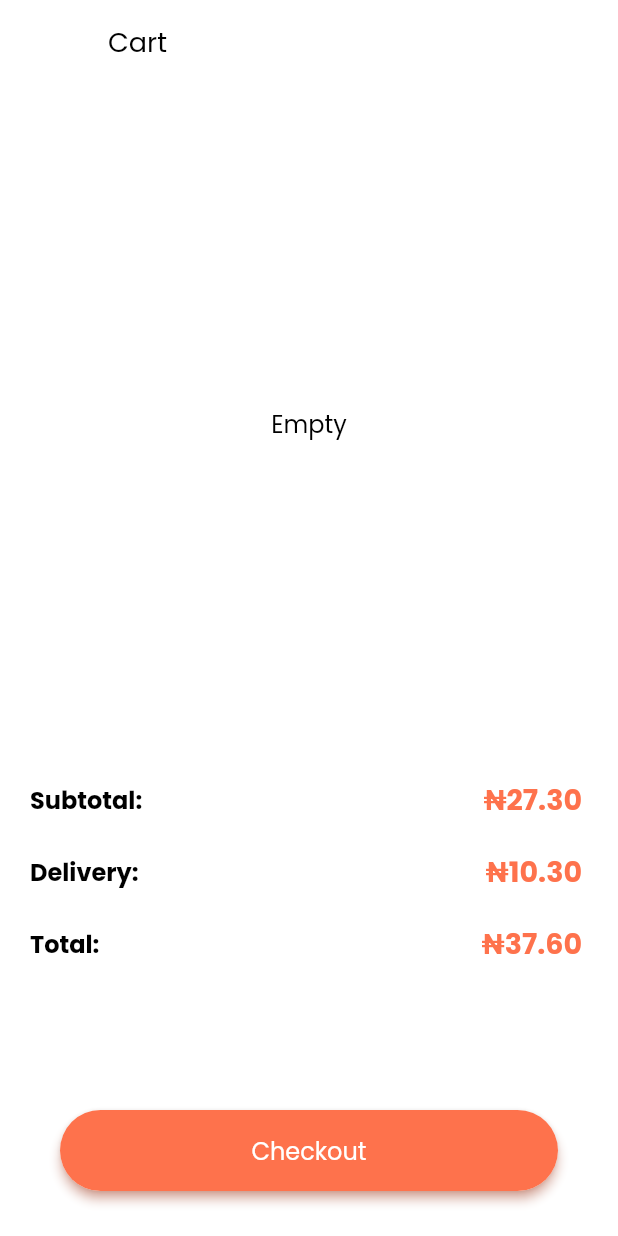
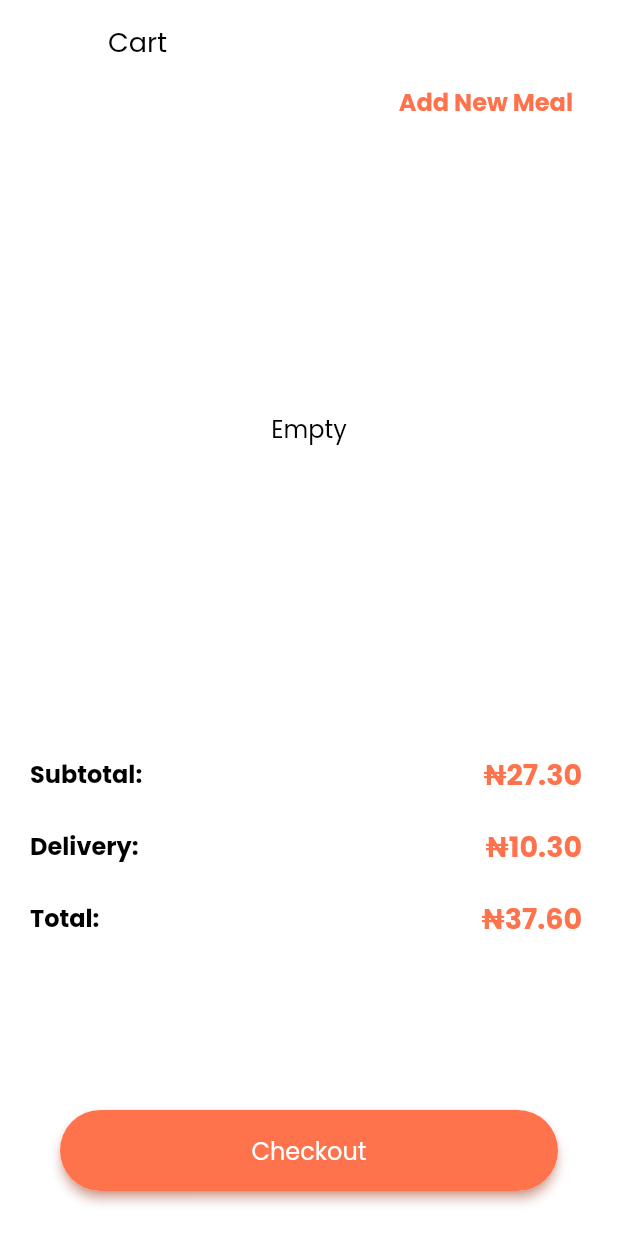
Before and after one commit to thenaijadev/ven3, a Flutter app: the CartScreen screen opened by its route, on a phone screen of 412 x 824 dp. Run offline on Flutter 3.47's test engine with Material 2 defaults, Android fonts, the phone set to English and light mode, and no system bars; our stand-ins replace bloc, dartz, dio, equatable, flutter_bloc, flutter_spinkit and 3 more; missing offline and left inert: flutter_appauth; accounts and stored records are empty.

Commit message:
Cart in progress

```diff
--- a/lib/features/cart/presentation/screens/cart_screen.dart
+++ b/lib/features/cart/presentation/screens/cart_screen.dart
@@ -4,6 +4,7 @@ import 'package:the_food_hub_nsk_nig/config/router/routes.dart';
 import 'package:the_food_hub_nsk_nig/core/widgets/text_widget.dart';
 import 'package:the_food_hub_nsk_nig/features/auth/presentation/widgets/home/auth_button.dart';
 import 'package:the_food_hub_nsk_nig/features/cart/bloc/cart_bloc.dart';
+import 'package:the_food_hub_nsk_nig/features/cart/presentation/widgets/add_new_meal.dart';
 import 'package:the_food_hub_nsk_nig/features/cart/presentation/widgets/cart_item_widget.dart';
 import 'package:the_food_hub_nsk_nig/features/cart/presentation/widgets/price_summary.dart';
 
@@ -57,8 +58,13 @@ class _CartScreenState extends State<CartScreen> {
       ),
       body: Column(
         children: [
+          AddNewMealButton(
+            onTap: () {
+              Navigator.pushNamed(context, Routes.home);
+            },
+          ),
           SizedBox(
-            height: MediaQuery.of(context).size.height * .55,
+            height: MediaQuery.of(context).size.height * .50,
             child: BlocBuilder<CartBloc, CartState>(
               builder: (context, state) {
                 return state is CartStateItemAdded
--- /dev/null
+++ b/lib/features/cart/presentation/widgets/add_new_meal.dart
@@ -0,0 +1,27 @@
+import 'package:flutter/material.dart';
+import 'package:the_food_hub_nsk_nig/core/constants/app_colors.dart';
+import 'package:the_food_hub_nsk_nig/core/widgets/text_widget.dart';
+
+class AddNewMealButton extends StatelessWidget {
+  const AddNewMealButton({super.key, required this.onTap});
+  final VoidCallback onTap;
+  @override
+  Widget build(BuildContext context) {
+    return Padding(
+      padding: const EdgeInsets.only(right: 30.0),
+      child: Row(
+        mainAxisAlignment: MainAxisAlignment.end,
+        children: [
+          GestureDetector(
+            onTap: onTap,
+            child: const TextWidget(
+              text: "Add New Meal",
+              color: AppColors.orange,
+              fontWeight: FontWeight.bold,
+            ),
+          )
+        ],
+      ),
+    );
+  }
+}
```
